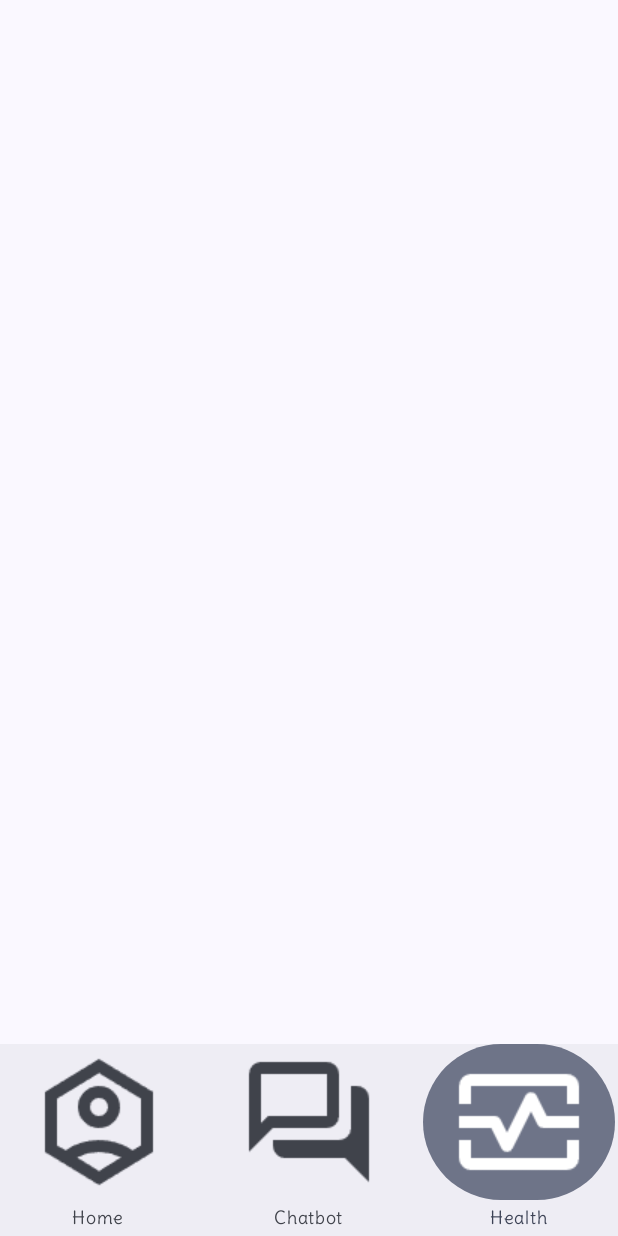
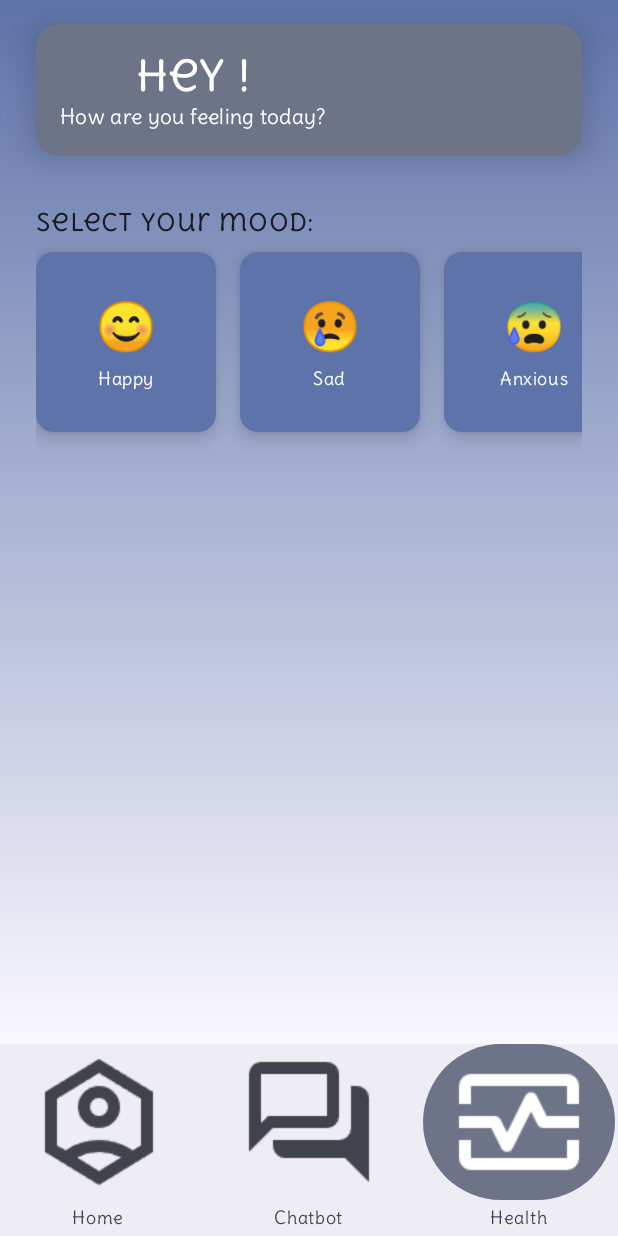
Before and after one commit to iAM-ashad/Meraki, an Android app built with Jetpack Compose: the MoodTrackerScreen screen opened through its navigation route, on a phone screen of 412 x 824 dp. Run offline under Robolectric (Android 15) with nearby library versions, the phone set to English and light mode, and no system bars; our stand-ins replace Dagger/Hilt's generated code, Firebase (no records; nobody signed in at launch, a user with empty details on screens opened directly).

Commit message:
Mood Tracker

```diff
--- /dev/null
+++ b/app/src/main/java/com/iamashad/meraki/model/Mood.kt
@@ -0,0 +1,7 @@
+package com.iamashad.meraki.model
+
+data class Mood(
+    val label: String,
+    val emoji: String,
+    val action: () -> Unit
+)
--- a/app/src/main/java/com/iamashad/meraki/navigation/MerakiNavigation.kt
+++ b/app/src/main/java/com/iamashad/meraki/navigation/MerakiNavigation.kt
@@ -7,11 +7,14 @@ import androidx.compose.runtime.Composable
 import androidx.compose.runtime.collectAsState
 import androidx.compose.ui.Modifier
 import androidx.compose.ui.res.painterResource
+import androidx.hilt.navigation.compose.hiltViewModel
 import androidx.navigation.NavController
 import androidx.navigation.compose.NavHost
 import androidx.navigation.compose.composable
 import androidx.navigation.compose.rememberNavController
+import androidx.navigation.navArgument
 import com.iamashad.meraki.R
+import com.iamashad.meraki.screens.celebration.CelebrationScreen
 import com.iamashad.meraki.screens.chatbot.ChatViewModel
 import com.iamashad.meraki.screens.chatbot.ChatbotScreen
 import com.iamashad.meraki.screens.moodtracker.MoodTrackerScreen
@@ -49,12 +52,20 @@ fun MerakiNavigation() {
             composable(Screens.REGISTER.name) {
                 RegisterScreen(navController)
             }
-            composable(Screens.CHATBOT.name) {
-                val viewModel = ChatViewModel()
-                ChatbotScreen(viewModel = viewModel)
+            composable(
+                route = "${Screens.CHATBOT.name}/{prompt}",
+                arguments = listOf(navArgument("prompt") { defaultValue = "" })
+            ) { backStackEntry ->
+                val prompt = backStackEntry.arguments?.getString("prompt") ?: ""
+                val viewModel = hiltViewModel<ChatViewModel>()
+                ChatbotScreen(viewModel = viewModel, initialPrompt = prompt)
             }
+
             composable(Screens.MOODTRACKER.name) {
                 MoodTrackerScreen(navController)
+            }
+            composable(Screens.CELEBRATION.name) {
+                CelebrationScreen(navController)
             }
         }
     }
@@ -93,7 +104,7 @@ fun BottomNavigationBar(navController: NavController) {
             label = { Text("Chatbot") },
             selected = navController.currentDestination?.route == Screens.CHATBOT.name,
             onClick = {
-                navController.navigate(Screens.CHATBOT.name) {
+                navController.navigate("${Screens.CHATBOT.name}/Hi.") {
                     popUpTo(Screens.CHATBOT.name) { saveState = true }
                     launchSingleTop = true
                 }
--- a/app/src/main/java/com/iamashad/meraki/navigation/Screens.kt
+++ b/app/src/main/java/com/iamashad/meraki/navigation/Screens.kt
@@ -5,5 +5,9 @@ enum class Screens {
     SPLASH,
     REGISTER,
     CHATBOT,
-    MOODTRACKER
+    MOODTRACKER,
+    BREATHING,
+    MINDFULNESS,
+    JOURNAL,
+    CELEBRATION
 }
--- a/app/src/main/java/com/iamashad/meraki/repository/ChatRepository.kt
+++ /dev/null
@@ -1 +0,0 @@
-package com.iamashad.meraki.repository
--- a/app/src/main/java/com/iamashad/meraki/screens/moodtracker/MoodTrackerScreen.kt
+++ b/app/src/main/java/com/iamashad/meraki/screens/moodtracker/MoodTrackerScreen.kt
@@ -1,7 +1,154 @@
 package com.iamashad.meraki.screens.moodtracker
 
+import androidx.compose.foundation.background
+import androidx.compose.foundation.clickable
+import androidx.compose.foundation.layout.Arrangement
+import androidx.compose.foundation.layout.Column
+import androidx.compose.foundation.layout.Spacer
+import androidx.compose.foundation.layout.fillMaxSize
+import androidx.compose.foundation.layout.fillMaxWidth
+import androidx.compose.foundation.layout.padding
+import androidx.compose.foundation.layout.size
+import androidx.compose.foundation.lazy.LazyRow
+import androidx.compose.foundation.lazy.items
+import androidx.compose.material3.Card
+import androidx.compose.material3.CardDefaults
+import androidx.compose.material3.MaterialTheme
+import androidx.compose.material3.Text
 import androidx.compose.runtime.Composable
+import androidx.compose.runtime.collectAsState
+import androidx.compose.runtime.getValue
+import androidx.compose.ui.Alignment
+import androidx.compose.ui.Modifier
+import androidx.compose.ui.graphics.Brush
+import androidx.compose.ui.unit.dp
+import androidx.hilt.navigation.compose.hiltViewModel
 import androidx.navigation.NavController
+import com.iamashad.meraki.model.Mood
+import com.iamashad.meraki.navigation.Screens
+import com.iamashad.meraki.screens.home.HomeScreenViewModel
 
 @Composable
-fun MoodTrackerScreen(navController: NavController) {}
+fun MoodTrackerScreen(
+    navController: NavController,
+    moodTrackerViewModel: MoodTrackerViewModel = hiltViewModel(),
+    homeViewModel: HomeScreenViewModel = hiltViewModel()
+) {
+    val user by homeViewModel.user.collectAsState()
+    val firstName = user?.displayName?.split(" ")?.firstOrNull() ?: "User"
+
+    Column(
+        modifier = Modifier
+            .fillMaxSize()
+            .background(
+                Brush.verticalGradient(
+                    colors = listOf(
+                        MaterialTheme.colorScheme.primaryContainer,
+                        MaterialTheme.colorScheme.background
+                    )
+                )
+            )
+            .padding(16.dp),
+        horizontalAlignment = Alignment.CenterHorizontally
+    ) {
+        // Greeting Section
+        GreetingCard(firstName)
+
+        // Spacer
+        Spacer(modifier = Modifier.padding(vertical = 16.dp))
+
+        // Mood Row
+        Text(
+            text = "Select your mood:",
+            style = MaterialTheme.typography.titleMedium,
+            color = MaterialTheme.colorScheme.onBackground,
+            modifier = Modifier
+                .align(Alignment.Start)
+                .padding(start = 8.dp, bottom = 8.dp)
+        )
+
+        LazyRow(
+            horizontalArrangement = Arrangement.spacedBy(16.dp),
+            modifier = Modifier
+                .fillMaxWidth()
+                .padding(horizontal = 8.dp)
+        ) {
+            items(moodTrackerViewModel.moods) { mood ->
+                MoodCard(mood, navController)
+            }
+        }
+    }
+}
+
+@Composable
+fun GreetingCard(userName: String) {
+    Card(
+        colors = CardDefaults.cardColors(
+            containerColor = MaterialTheme.colorScheme.secondaryContainer
+        ),
+        elevation = CardDefaults.cardElevation(12.dp),
+        shape = MaterialTheme.shapes.large,
+        modifier = Modifier
+            .fillMaxWidth()
+            .padding(horizontal = 8.dp)
+    ) {
+        Column(
+            horizontalAlignment = Alignment.CenterHorizontally,
+            modifier = Modifier.padding(16.dp)
+        ) {
+            Text(
+                text = "Hey $userName!",
+                style = MaterialTheme.typography.headlineMedium,
+                color = MaterialTheme.colorScheme.onSecondaryContainer
+            )
+            Text(
+                text = "How are you feeling today?",
+                style = MaterialTheme.typography.bodyMedium,
+                color = MaterialTheme.colorScheme.onSecondaryContainer
+            )
+        }
+    }
+}
+
+@Composable
+fun MoodCard(mood: Mood, navController: NavController) {
+    Card(
+        modifier = Modifier
+            .size(120.dp)
+            .clickable {
+                when (mood.label) {
+                    "Happy" -> navController.navigate(Screens.CELEBRATION.name)
+                    "Sad" -> navController.navigate("${Screens.CHATBOT.name}/I feel sad. Please tell me a joke.")
+                    "Anxious" -> navController.navigate(Screens.BREATHING.name)
+                    "Calm" -> navController.navigate(Screens.MINDFULNESS.name)
+                    "Excited" -> navController.navigate(Screens.JOURNAL.name)
+                }
+            },
+        shape = MaterialTheme.shapes.medium,
+        colors = CardDefaults.cardColors(
+            containerColor = MaterialTheme.colorScheme.primaryContainer,
+            contentColor = MaterialTheme.colorScheme.onPrimaryContainer
+        ),
+        elevation = CardDefaults.cardElevation(defaultElevation = 8.dp)
+    ) {
+        Column(
+            horizontalAlignment = Alignment.CenterHorizontally,
+            verticalArrangement = Arrangement.Center,
+            modifier = Modifier
+                .fillMaxSize()
+                .padding(8.dp)
+        ) {
+            Text(
+                text = mood.emoji,
+                style = MaterialTheme.typography.headlineLarge
+            )
+
+            Text(
+                text = mood.label,
+                style = MaterialTheme.typography.bodySmall,
+                color = MaterialTheme.colorScheme.onPrimaryContainer,
+                modifier = Modifier.padding(top = 8.dp)
+            )
+        }
+    }
+}
--- /dev/null
+++ b/app/src/main/java/com/iamashad/meraki/screens/moodtracker/MoodTrackerViewModel.kt
@@ -0,0 +1,21 @@
+package com.iamashad.meraki.screens.moodtracker
+
+import androidx.lifecycle.ViewModel
+import com.iamashad.meraki.model.Mood
+import dagger.hilt.android.lifecycle.HiltViewModel
+import kotlinx.coroutines.flow.MutableStateFlow
+import javax.inject.Inject
+
+@HiltViewModel
+class MoodTrackerViewModel @Inject constructor() : ViewModel() {
+
+    val userName = MutableStateFlow("Andy")
+
+    val moods = listOf(
+        Mood("Happy", "😊") {},
+        Mood("Sad", "😢") {},
+        Mood("Anxious", "😰") {},
+        Mood("Calm", "😌") {},
+        Mood("Excited", "🤩") {}
+    )
+}
```
Also changed, not shown: app/src/main/java/com/iamashad/meraki/screens/celebration/Celebration.kt (added, +52 -0 lines), app/src/main/java/com/iamashad/meraki/screens/chatbot/ChatBotScreen.kt (+12 -16 lines), app/src/main/java/com/iamashad/meraki/screens/chatbot/ChatViewModel.kt (+10 -10 lines).
